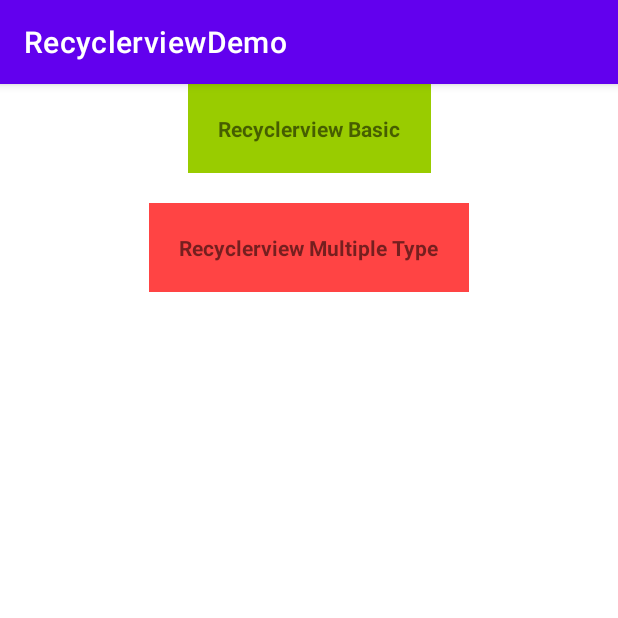
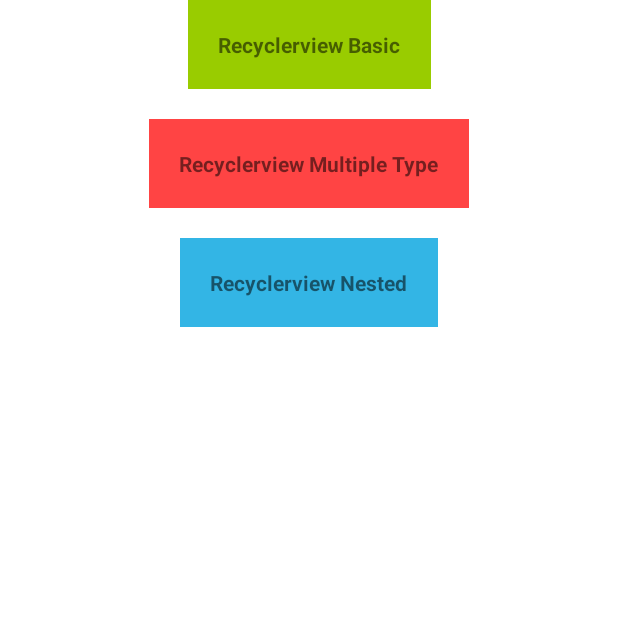
Before and after one commit to hiep97tb111/9-Recyclerview, an Android app: the screen it shows after launch (MainAct), on a phone screen of 412 x 824 dp, the top half of it. Run offline under Robolectric (Android 15) with nearby library versions, the phone set to English and light mode, and no system bars.

Commit message:
Create layout Recyclerview nested in Android

```diff
--- a/app/src/main/AndroidManifest.xml
+++ b/app/src/main/AndroidManifest.xml
@@ -22,6 +22,8 @@
         <activity android:name=".RecyclerviewBasicAct" android:exported="true"/>
 
         <activity android:name=".RecyclerviewMultipleTypeAct" android:exported="true"/>
+
+        <activity android:name=".RecyclerviewNestedAct" android:exported="true"/>
     </application>
 
 </manifest>
--- a/app/src/main/java/com/example/recyclerviewdemo/MainAct.kt
+++ b/app/src/main/java/com/example/recyclerviewdemo/MainAct.kt
@@ -21,5 +21,9 @@ class MainAct : AppCompatActivity() {
         findViewById<TextView>(R.id.tvRecyclerviewMultipleType).setOnClickListener {
             startActivity(Intent(this, RecyclerviewMultipleTypeAct::class.java))
         }
+
+        findViewById<TextView>(R.id.tvRecyclerviewNested).setOnClickListener {
+            startActivity(Intent(this, RecyclerviewNestedAct::class.java))
+        }
     }
 }
--- a/app/src/main/res/layout/act_main.xml
+++ b/app/src/main/res/layout/act_main.xml
@@ -31,4 +31,18 @@
         android:background="@android:color/holo_red_light"
         android:textStyle="bold"/>
 
+    <TextView
+        android:id="@+id/tvRecyclerviewNested"
+        android:layout_width="wrap_content"
+        android:layout_height="wrap_content"
+        app:layout_constraintStart_toStartOf="parent"
+        app:layout_constraintEnd_toEndOf="parent"
+        app:layout_constraintTop_toBottomOf="@id/tvRecyclerviewMultipleType"
+        android:layout_marginTop="20dp"
+        android:text="Recyclerview Nested"
+        android:padding="20dp"
+        android:background="@android:color/holo_blue_light"
+        android:textStyle="bold"
+        tools:ignore="HardcodedText" />
+
 </androidx.constraintlayout.widget.ConstraintLayout>
--- /dev/null
+++ b/app/src/main/res/layout/act_recyclerview_nested.xml
@@ -0,0 +1,6 @@
+<?xml version="1.0" encoding="utf-8"?>
+<androidx.constraintlayout.widget.ConstraintLayout xmlns:android="http://schemas.android.com/apk/res/android"
+    android:layout_width="match_parent"
+    android:layout_height="match_parent">
+
+</androidx.constraintlayout.widget.ConstraintLayout>
--- a/app/src/main/res/values/themes.xml
+++ b/app/src/main/res/values/themes.xml
@@ -1,6 +1,6 @@
 <resources xmlns:tools="http://schemas.android.com/tools">
     <!-- Base application theme. -->
-    <style name="Theme.RecyclerviewDemo" parent="Theme.MaterialComponents.DayNight.DarkActionBar">
+    <style name="Theme.RecyclerviewDemo" parent="Theme.MaterialComponents.DayNight.NoActionBar">
         <!-- Primary brand color. -->
         <item name="colorPrimary">@color/purple_500</item>
         <item name="colorPrimaryVariant">@color/purple_700</item>
@@ -10,7 +10,7 @@
         <item name="colorSecondaryVariant">@color/teal_700</item>
         <item name="colorOnSecondary">@color/black</item>
         <!-- Status bar color. -->
-        <item name="android:statusBarColor" tools:targetApi="l">?attr/colorPrimaryVariant</item>
+        <item name="android:statusBarColor" tools:targetApi="l">@color/white</item>
         <!-- Customize your theme here. -->
     </style>
 </resources>
```
Also changed, not shown: app/src/main/java/com/example/recyclerviewdemo/RecyclerviewNestedAct.kt (added, +11 -0 lines).
